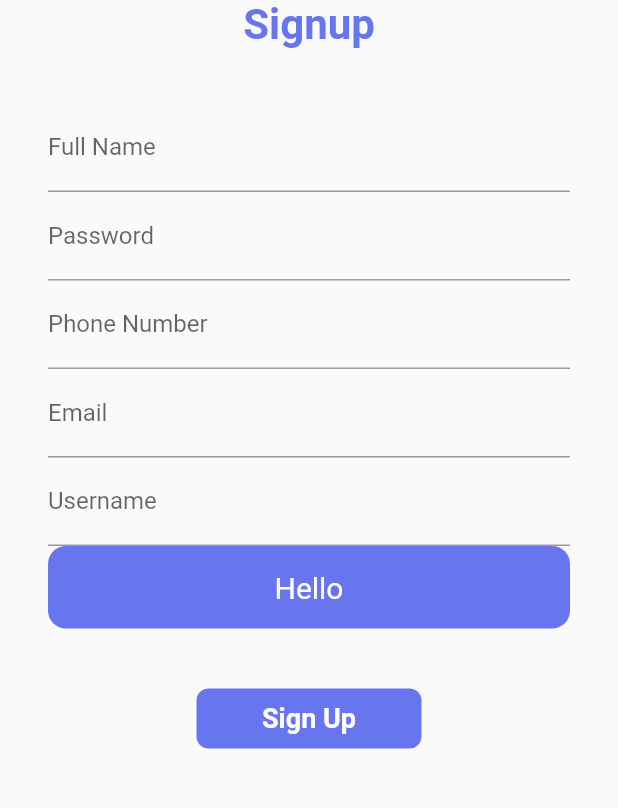
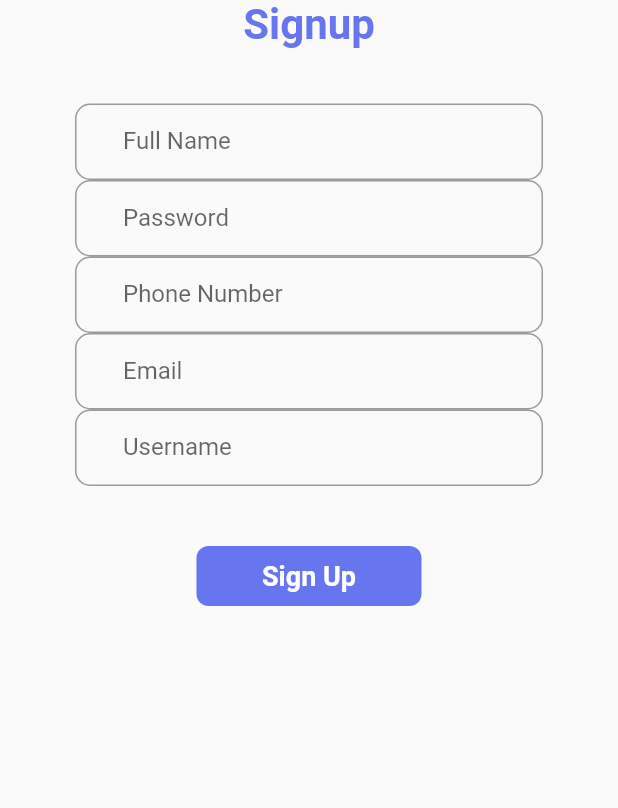
Before and after one commit to ishwar46/ProjectJutta, a Flutter app: the screen it shows after launch, on a phone screen of 412 x 824 dp, the part 30-838 px from its top. Run offline on Flutter 3.47's test engine with Material 2 defaults, Android fonts, the phone set to English and light mode, and no system bars; our stand-ins replace velocity_x.

Commit message:
Design Change

```diff
--- a/jutta_junction/lib/pages/signup_page.dart
+++ b/jutta_junction/lib/pages/signup_page.dart
@@ -57,14 +57,23 @@ class _SignUpPageState extends State<SignUpPage> {
                 ),
                 Padding(
                   padding: const EdgeInsets.symmetric(
-                      vertical: 16.0, horizontal: 32.0),
+                      vertical: 16.0, horizontal: 50.0),
                   child: Column(
                     children: [
                       TextFormField(
                         // ignore: prefer_const_constructors
                         decoration: InputDecoration(
+                          contentPadding: const EdgeInsets.symmetric(
+                              vertical: 16.0, horizontal: 32.0),
                           hintText: " Enter your full name",
                           labelText: "Full Name",
+                          border: OutlineInputBorder(
+                            borderRadius: BorderRadius.circular(10),
+                            borderSide: BorderSide(
+                              width: 0,
+                              style: BorderStyle.solid,
+                            ),
+                          ),
                         ),
                         validator: (value) {
                           if (value!.isEmpty) {
@@ -78,6 +87,15 @@ class _SignUpPageState extends State<SignUpPage> {
                         obscureText: true,
                         // ignore: prefer_const_constructors
                         decoration: InputDecoration(
+                          contentPadding: const EdgeInsets.symmetric(
+                              vertical: 16.0, horizontal: 32.0),
+                          border: OutlineInputBorder(
+                            borderRadius: BorderRadius.circular(10),
+                            borderSide: BorderSide(
+                              width: 0,
+                              style: BorderStyle.solid,
+                            ),
+                          ),
                           hintText: "Enter your Password",
                           labelText: "Password",
                         ),
@@ -92,8 +110,17 @@ class _SignUpPageState extends State<SignUpPage> {
                       ),
                       TextFormField(
                         obscureText: false,
-                        decoration: const InputDecoration(
-                          hintText: "Enter your phone number",
+                        decoration: InputDecoration(
+                          contentPadding: const EdgeInsets.symmetric(
+                              vertical: 16.0, horizontal: 32.0),
+                          border: OutlineInputBorder(
+                            borderRadius: BorderRadius.circular(10),
+                            borderSide: BorderSide(
+                              width: 0,
+                              style: BorderStyle.solid,
+                            ),
+                          ),
+                          hintText: "Enter your Phone Number",
                           labelText: "Phone Number",
                         ),
                         validator: (value) {
@@ -109,6 +136,15 @@ class _SignUpPageState extends State<SignUpPage> {
                         obscureText: false,
                         // ignore: prefer_const_constructors
                         decoration: InputDecoration(
+                          contentPadding: const EdgeInsets.symmetric(
+                              vertical: 16.0, horizontal: 32.0),
+                          border: OutlineInputBorder(
+                            borderRadius: BorderRadius.circular(10),
+                            borderSide: BorderSide(
+                              width: 0,
+                              style: BorderStyle.solid,
+                            ),
+                          ),
                           hintText: "Enter your Email Address",
                           labelText: "Email",
                         ),
@@ -124,6 +160,17 @@ class _SignUpPageState extends State<SignUpPage> {
                       TextFormField(
                         obscureText: false,
                         decoration: const InputDecoration(
+                          contentPadding: const EdgeInsets.symmetric(
+                              vertical: 16.0, horizontal: 32.0),
+                          border: OutlineInputBorder(
+                            borderRadius: BorderRadius.all(
+                              Radius.circular(10),
+                            ),
+                            borderSide: BorderSide(
+                              width: 0,
+                              style: BorderStyle.solid,
+                            ),
+                          ),
                           hintText: "Enter your Username",
                           labelText: "Username",
                         ),
@@ -135,28 +182,6 @@ class _SignUpPageState extends State<SignUpPage> {
                           }
                           return null;
                         },
-                      ),
-                      TextField(
-                        textAlign: TextAlign.center,
-                        //controller: someTextXontroller,
-                        keyboardType: TextInputType.text,
-                        decoration: InputDecoration(
-                          hintText: 'Hello',
-                          hintStyle: const TextStyle(
-                            color: Colors.white,
-                            fontSize: 20,
-                          ),
-                          border: OutlineInputBorder(
-                            borderRadius: BorderRadius.circular(12),
-                            borderSide: BorderSide(
-                              width: 0,
-                              style: BorderStyle.none,
-                            ),
-                          ),
-                          filled: true,
-                          contentPadding: EdgeInsets.all(16),
-                          fillColor: Color.fromARGB(255, 103, 117, 238),
-                        ),
                       ),
                       const SizedBox(
                         height: 40.0,
```
